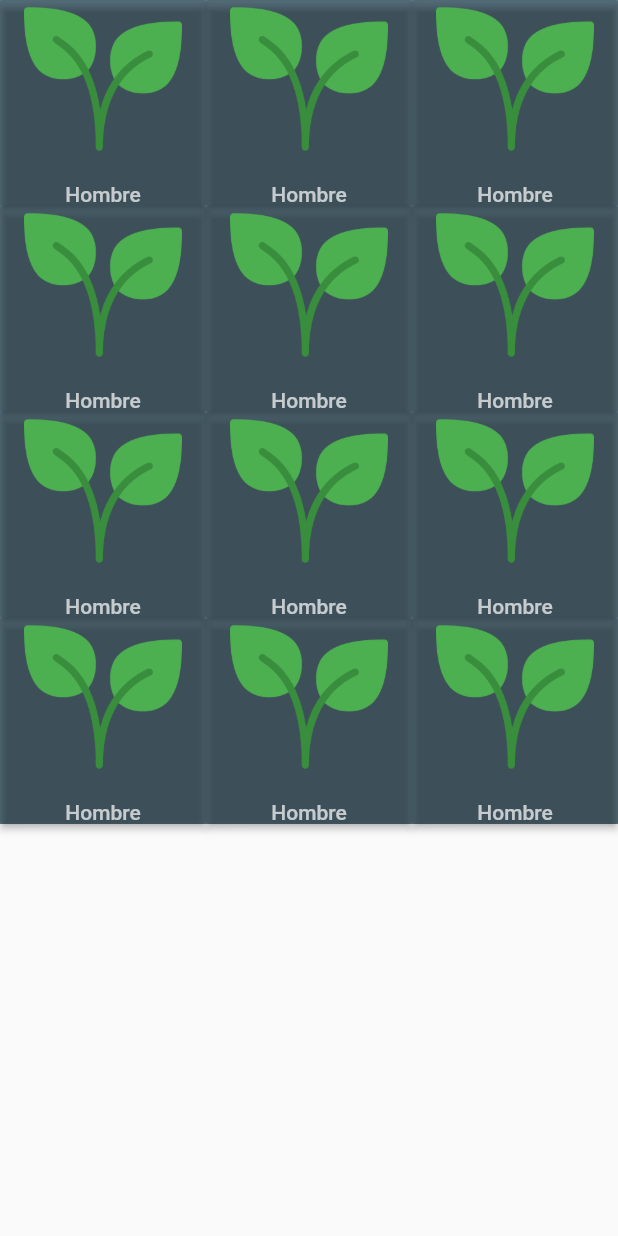
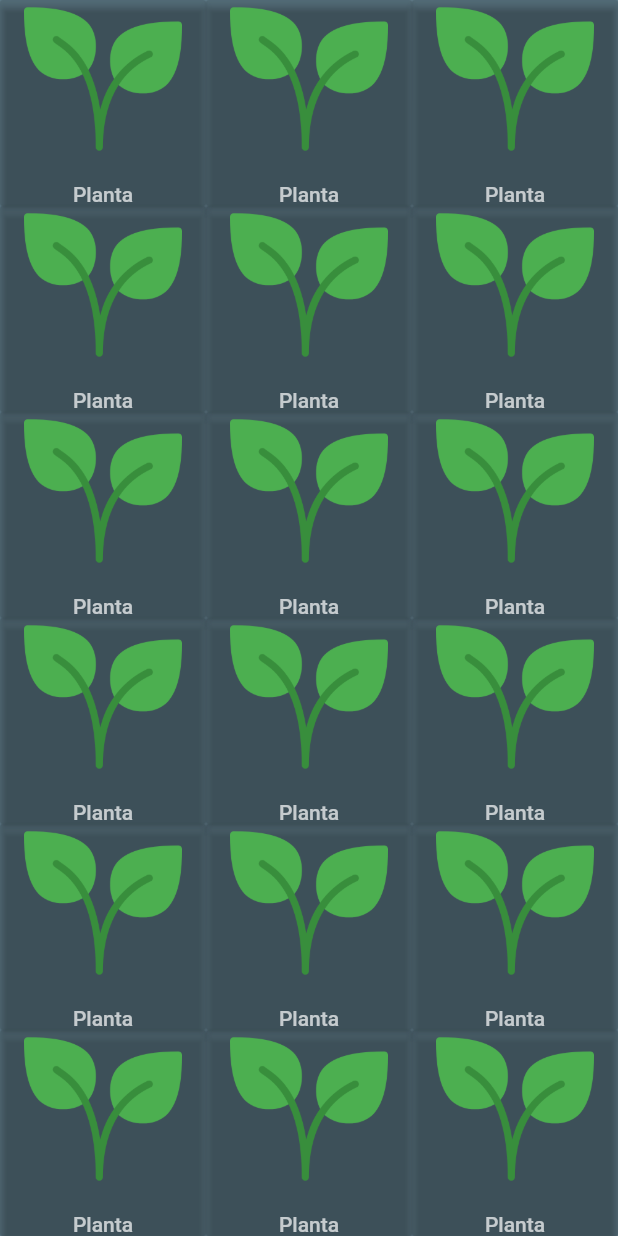
Before and after one commit to diego1996/flutter-project-eis, a Flutter app: the Listado widget shown alone on an empty page, opened directly, on a phone screen of 412 x 824 dp. Run offline on Flutter 3.47's test engine with Material 2 defaults, Android fonts, the phone set to English and light mode, and no system bars; our stand-ins replace splashscreen; network calls fail.

Commit message:
change list

```diff
--- a/plants/lib/pages/list.page.dart
+++ b/plants/lib/pages/list.page.dart
@@ -35,7 +35,13 @@ class Listado extends StatelessWidget{
                     Row(
                         mainAxisAlignment: MainAxisAlignment.spaceAround,
                         children: _listaBotonesFila9()),
+                    Row(
+                        mainAxisAlignment: MainAxisAlignment.spaceAround,
+                        children: _listaBotonesFila9()),
 
+                    Row(
+                        mainAxisAlignment: MainAxisAlignment.spaceAround,
+                        children: _listaBotonesFila9()),
 
 
                   ],
@@ -54,7 +60,7 @@ class Listado extends StatelessWidget{
   _listaBotonesFila9() {
     return [
       ButtonPlant(
-        title: "Hombre",
+        title: "Planta",
         icon: "assets/planta.png",
         color: Colors.black12,
         method: () {
@@ -62,7 +68,7 @@ class Listado extends StatelessWidget{
         },
       ),
       ButtonPlant(
-        title: "Hombre",
+        title: "Planta",
         icon: "assets/planta.png",
         color: Colors.black12,
         method: () {
@@ -70,7 +76,7 @@ class Listado extends StatelessWidget{
         },
       ),
       ButtonPlant(
-        title: "Hombre",
+        title: "Planta",
         icon: "assets/planta.png",
         color: Colors.black12,
         method: () {
```
